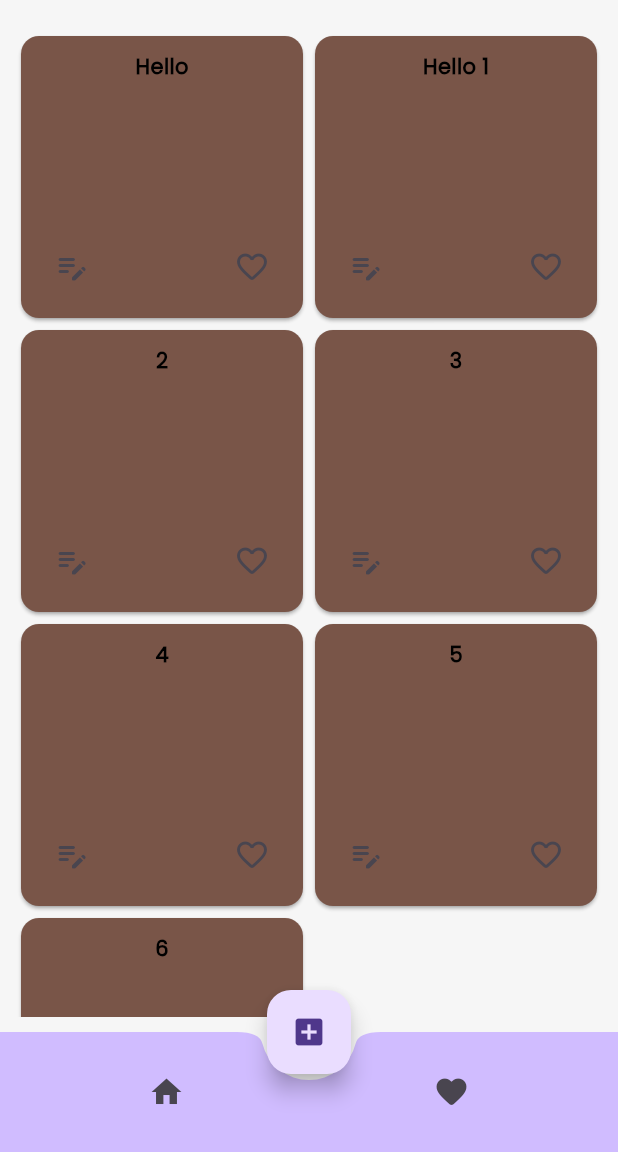
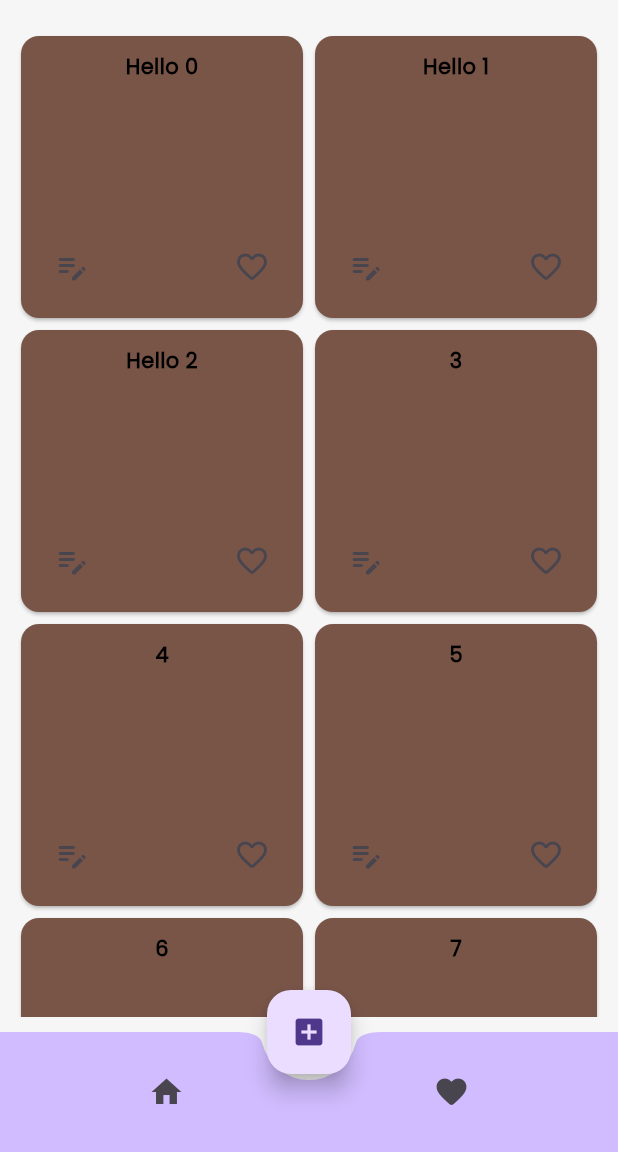
Before and after one commit to defUserName-404/mynotes-flutter, a Flutter app: the NotesView screen opened by its route, on a phone screen of 412 x 824 dp, the part 84-1236 px from its top. Run offline on Flutter 3.47's test engine with Material 3 defaults, Android fonts, the phone set to English and light mode, and no system bars; our stand-ins replace firebase_auth, firebase_core, fluttertoast, getwidget; accounts and stored records are empty; network calls fail.

Commit message:
Added note model

```diff
--- a/lib/custom_widgets/notes_card.dart
+++ b/lib/custom_widgets/notes_card.dart
@@ -1,22 +1,11 @@
 import 'package:flutter/material.dart';
 import 'package:fluttertoast/fluttertoast.dart';
+import 'package:mynotes/models/note.dart';
 
 class NotesCard extends StatefulWidget {
-  final String title;
-  final String? content;
-  final Color color;
-  final bool borderOnForeground;
-  final Color shadowColor;
-  final bool isFavorite;
+  final Note note;
 
-  const NotesCard(
-      {super.key,
-      required this.title,
-      this.content,
-      this.color = Colors.white,
-      this.borderOnForeground = false,
-      this.shadowColor = Colors.grey,
-      this.isFavorite = false});
+  const NotesCard({super.key, required this.note});
 
   @override
   State<NotesCard> createState() => _NotesCardState();
@@ -27,7 +16,7 @@ class _NotesCardState extends State<NotesCard> {
 
   @override
   void initState() {
-    _isFavoriteSelected = widget.isFavorite;
+    _isFavoriteSelected = widget.note.isFavorite;
     super.initState();
   }
 
@@ -36,19 +25,19 @@ class _NotesCardState extends State<NotesCard> {
       _isFavoriteSelected = !_isFavoriteSelected;
     });
 
-    Fluttertoast.showToast(msg: 'Like pressed', backgroundColor: widget.color);
+    Fluttertoast.showToast(
+        msg: 'Like pressed', backgroundColor: widget.note.color);
   }
 
   void _onEditPressed() {
-    Fluttertoast.showToast(msg: 'Edit pressed', backgroundColor: widget.color);
+    Fluttertoast.showToast(
+        msg: 'Edit pressed', backgroundColor: widget.note.color);
   }
 
   @override
   Widget build(BuildContext context) {
     return Card(
-      color: widget.color,
-      borderOnForeground: widget.borderOnForeground,
-      shadowColor: widget.shadowColor,
+      color: widget.note.color,
       child: Padding(
         padding: const EdgeInsets.all(10.0),
         child: Column(
@@ -58,10 +47,10 @@ class _NotesCardState extends State<NotesCard> {
                 crossAxisAlignment: CrossAxisAlignment.start,
                 children: [
                   Text(
-                    widget.title,
+                    widget.note.title,
                     style: const TextStyle(fontWeight: FontWeight.bold),
                   ),
-                  if (widget.content != null) Text(widget.content!),
+                  if (widget.note.content != null) Text(widget.note.content!),
                   const SizedBox(height: 10.0),
                 ],
               ),
--- /dev/null
+++ b/lib/models/note.dart
@@ -0,0 +1,14 @@
+import 'dart:ui';
+
+class Note {
+  final String title;
+  String? content;
+  final Color color;
+  final bool isFavorite;
+
+  Note(
+      {required this.title,
+      this.content,
+      required this.color,
+      required this.isFavorite});
+}
--- /dev/null
+++ b/lib/models/user.dart
@@ -0,0 +1,6 @@
+class User {
+  final String email;
+  final String password;
+
+  const User({required this.email, required this.password});
+}
--- a/lib/views/notes_view.dart
+++ b/lib/views/notes_view.dart
@@ -1,6 +1,7 @@
 import 'package:flutter/material.dart';
 import 'package:flutter/scheduler.dart';
 import 'package:mynotes/custom_widgets/notes_card.dart';
+import 'package:mynotes/models/note.dart';
 
 import '../custom_widgets/button.dart';
 import '../custom_widgets/reused_widgets.dart';
@@ -17,42 +18,20 @@ class NotesView extends StatefulWidget {
 class _NotesViewState extends State<NotesView> {
   late bool _isSearching;
   late final TextEditingController _searchController;
-  final List<NotesCard> _notes = [
-    const NotesCard(
-      title: 'Hello',
-      color: Colors.brown,
-    ),
-    const NotesCard(
-      title: 'Hello 1',
-      color: Colors.brown,
-    ),
-    const NotesCard(
-      title: '2',
-      color: Colors.brown,
-    ),
-    const NotesCard(
-      title: '3',
-      color: Colors.brown,
-    ),
-    const NotesCard(
-      title: '4',
-      color: Colors.brown,
-    ),
-    const NotesCard(
-      title: '5',
-      color: Colors.brown,
-    ),
-    const NotesCard(
-      title: '6',
-      color: Colors.brown,
-    ),
-  ];
+  final List<NotesCard> _notes = [];
   List<NotesCard> _filteredNotes = [];
   bool _isLoading = false;
 
   @override
   void initState() {
     super.initState();
+    for (int i = 0; i <= 10; i++) {
+      _notes.add(NotesCard(
+          note: Note(
+              title: i < 3 ? "Hello $i" : "$i",
+              color: Colors.brown,
+              isFavorite: false)));
+    }
     _isSearching = false;
     _searchController = TextEditingController();
     _filteredNotes = _notes;
@@ -72,7 +51,7 @@ class _NotesViewState extends State<NotesView> {
     await Future.delayed(const Duration(milliseconds: 500));
     setState(() {
       _filteredNotes = _notes
-          .where((element) => element.title
+          .where((element) => element.note.title
               .toLowerCase()
               .contains(_searchController.text.toLowerCase()))
           .toList();
@@ -173,11 +152,9 @@ class _NotesViewState extends State<NotesView> {
         floatingActionButton: FloatingActionButton(
           onPressed: () {
             showToast('Hello', backgroundColor, textColor);
-            _notes.add(const NotesCard(
-              title: 'Hello',
-              color: Colors.red,
-              isFavorite: true,
-            ));
+            _notes.add(NotesCard(
+                note:
+                    Note(title: "Hello", color: Colors.red, isFavorite: true)));
           },
           tooltip: 'Add a new note',
           child: const Icon(Icons.add_box),
@@ -203,7 +180,7 @@ class _NotesViewState extends State<NotesView> {
                   }),
               AppButton(
                   text: 'Cancel',
-                  icon: const Icon(Icons.outbond),
+                  icon: const Icon(Icons.cancel),
                   onPressed: () {
                     Navigator.of(context).pop(false);
                   }),
--- a/pubspec.yaml
+++ b/pubspec.yaml
@@ -1,5 +1,5 @@
 name: mynotes
-description: "Test Flutter Project."
+description: "Note taking app using flutter and firebase."
 
 # The following line prevents the package from being accidentally published to
 # pub.dev using `flutter pub publish`. This is preferred for private packages.
@@ -17,7 +17,7 @@ publish_to: 'none' # Remove this line if you wish to publish to pub.dev
 # https://developer.apple.com/library/archive/documentation/General/Reference/InfoPlistKeyReference/Articles/CoreFoundationKeys.html
 # In Windows, build-name is used as the major, minor, and patch parts
 # of the product and file versions while build-number is used as the build suffix.
-version: 1.0.0+1
+version: 1.0.2
 
 environment:
   sdk: '>=3.3.0 <4.0.0'
```
